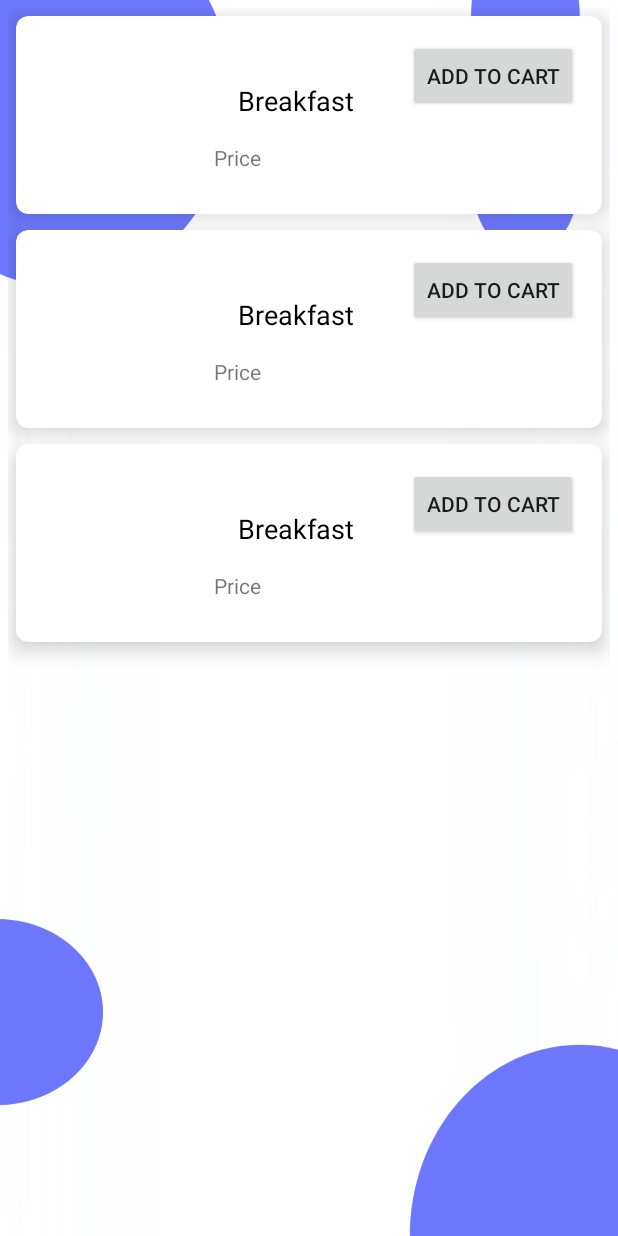
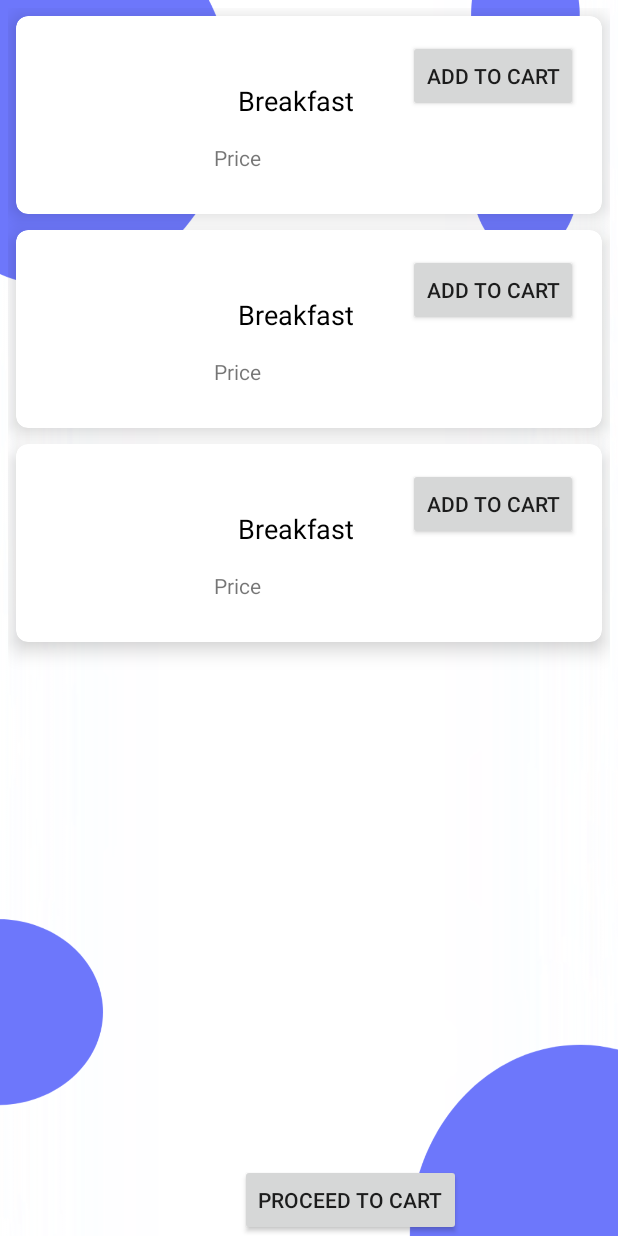
Before and after one commit to GAITURI/Hotel, an Android app built with Jetpack Compose: the layout activity_mealcart.xml on its own in the app's theme, with its tools: preview values and no code run, on a phone screen of 412 x 824 dp. Run offline under Robolectric (Android 15) with nearby library versions, the phone set to English and light mode, and no system bars.

Commit message:
Currently working on the Cart, the Model Loader is yet to be set up

```diff
--- /dev/null
+++ b/app/src/main/res/drawable/remove_from_cart.xml
@@ -0,0 +1,5 @@
+<?xml version="1.0" encoding="utf-8"?>
+<shape xmlns:android="http://schemas.android.com/apk/res/android">
+    <solid android:color="@color/md_light_blue_100" />
+    <corners android:radius="20dp" />
+</shape>
--- a/app/src/main/res/layout/activity_mealcart.xml
+++ b/app/src/main/res/layout/activity_mealcart.xml
@@ -5,18 +5,28 @@
     xmlns:tools="http://schemas.android.com/tools"
     android:layout_width="match_parent"
     android:layout_height="match_parent"
+    android:orientation="vertical"
+    xmlns:app="http://schemas.android.com/apk/res-auto"
     android:background="@drawable/background"
     tools:context="activities.MealCart">
 
 <androidx.recyclerview.widget.RecyclerView
-    android:layout_width="0dp"
-    android:layout_height="match_parent"
+    android:layout_width="match_parent"
+    android:layout_height="0dp"
     android:id="@+id/pizzaDessertRecyclerView"
     android:layout_margin="5dp"
     android:layout_weight="1.7"
     tools:listitem="@layout/items"
 />
 
+    <Button
+        android:id="@+id/btnProceedToCart"
+        android:layout_width="wrap_content"
+        android:layout_height="wrap_content"
+       android:layout_marginTop="15dp"
+        android:layout_gravity="bottom"
+        android:layout_marginStart="160dp"
+        android:text="@string/proceed_to_cart" />
 
 
 </LinearLayout>
--- a/app/src/main/res/layout/items.xml
+++ b/app/src/main/res/layout/items.xml
@@ -49,16 +49,21 @@
 
 
     </LinearLayout>
-
-
+<LinearLayout
+    android:layout_width="wrap_content"
+    android:layout_height="wrap_content"
+    android:orientation="vertical"
+    android:gravity="center">
         <Button
             android:id="@+id/btnAddToCart"
             android:layout_width="wrap_content"
             android:layout_height="wrap_content"
-            android:text="Add to Cart"
+            android:text="@string/add_to_cart1"
             android:src="@drawable/baseline_add_shopping_cart_24" />
 
 
+
+    </LinearLayout>
     </LinearLayout>
 
 
--- a/app/src/main/res/values/strings.xml
+++ b/app/src/main/res/values/strings.xml
@@ -67,6 +67,10 @@
     <string name="place_order">Place Order</string>
     <string name="order_has_been_placed_successfully">Order Has Been Placed Successfully</string>
     <string name="ok">Ok</string>
+    <string name="remove_from_cart">Remove From Cart</string>
+    <string name="add_to_cart">AddToCart</string>
+    <string name="add_to_cart1">Add to Cart</string>
+    <string name="proceed_to_cart">Proceed to Cart</string>
 
 
 </resources>
```
Also changed, not shown: app/src/main/java/activities/CheckOut.kt (+4 -4 lines), app/src/main/java/activities/MealCart.kt (+57 -11 lines), app/src/main/java/data/CartAdapter.kt (+7 -1 lines), app/src/main/java/data/PizzaDessertAdapter.kt (+18 -1 lines).
